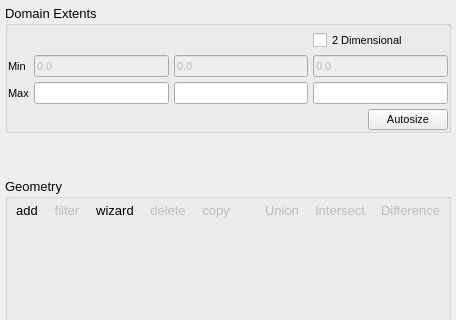
The window that mfixgui/uifiles/geometry.ui (truongd8593/mfix) describes before a commit, drawn with Qt 5; both pictures show x 0 to 456 and y 0 to 320 of the 456 by 755 pixel window.
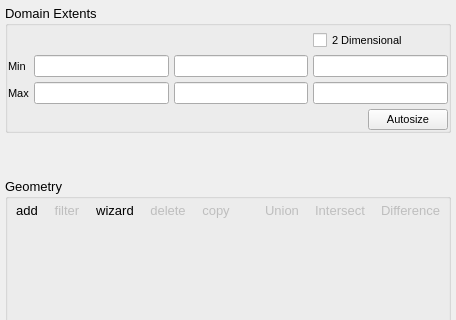
The same window after the commit. Custom widgets are drawn as their Qt base class.

```diff
--- a/mfixgui/uifiles/geometry.ui
+++ b/mfixgui/uifiles/geometry.ui
@@ -73,7 +73,7 @@
       <item row="1" column="1">
        <widget class="LineEdit" name="lineedit_xmin">
         <property name="enabled">
-         <bool>false</bool>
+         <bool>true</bool>
         </property>
         <property name="font">
          <font>
@@ -81,14 +81,14 @@
          </font>
         </property>
         <property name="text">
-         <string>0.0</string>
+         <string/>
         </property>
        </widget>
       </item>
       <item row="1" column="2">
        <widget class="LineEdit" name="lineedit_ymin">
         <property name="enabled">
-         <bool>false</bool>
+         <bool>true</bool>
         </property>
         <property name="font">
          <font>
@@ -96,14 +96,14 @@
          </font>
         </property>
         <property name="text">
-         <string>0.0</string>
+         <string/>
         </property>
        </widget>
       </item>
       <item row="1" column="3">
        <widget class="LineEdit" name="lineedit_zmin">
         <property name="enabled">
-         <bool>false</bool>
+         <bool>true</bool>
         </property>
         <property name="font">
          <font>
@@ -111,7 +111,7 @@
          </font>
         </property>
         <property name="text">
-         <string>0.0</string>
+         <string/>
         </property>
        </widget>
       </item>
```
Left out of the diff: 12 changed lines with no effect on the pictures.
